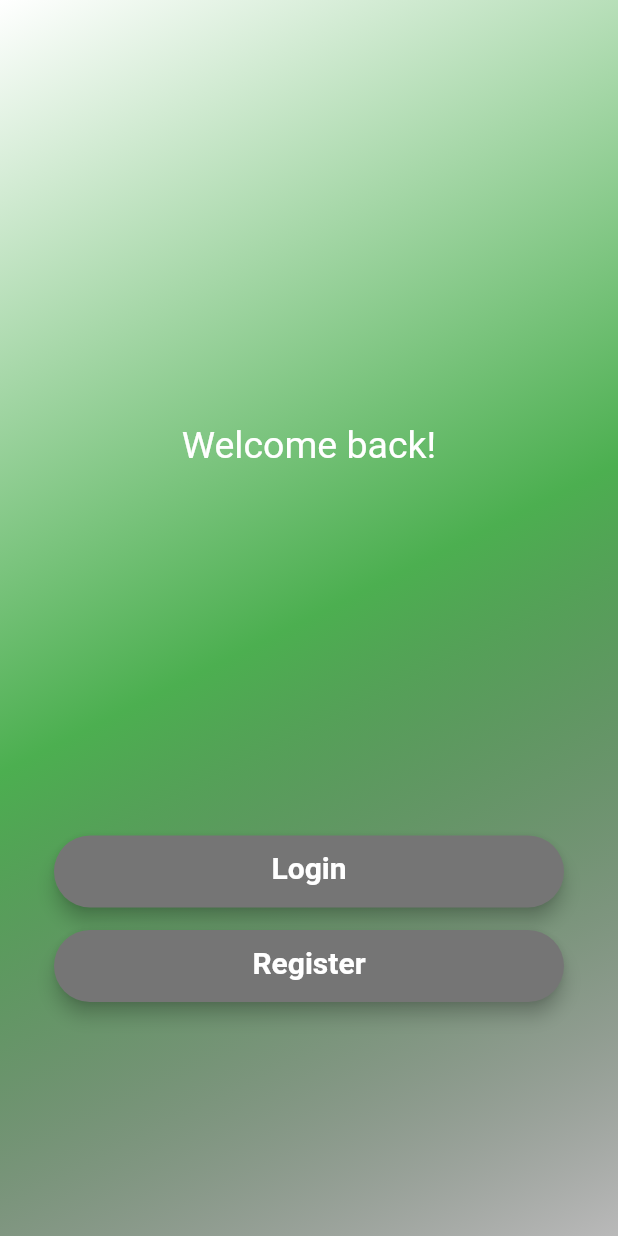
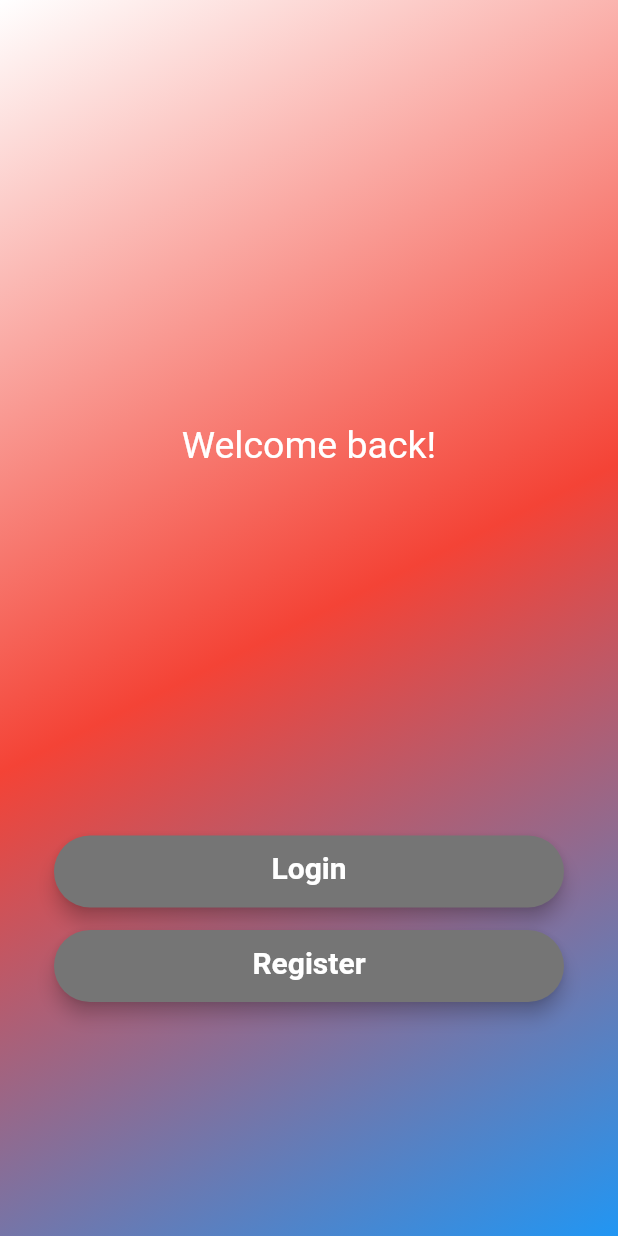
Before and after one commit to Afram94/HiLoGame_Flutter, a Flutter app: the screen it shows after launch, on a phone screen of 412 x 824 dp. Run offline on Flutter 3.47's test engine with Material 2 defaults, Android fonts, the phone set to English and light mode, and no system bars; our stand-ins replace cloud_firestore, firebase_auth, firebase_core, flutter_spinkit, shared_preferences; accounts and stored records are empty.

Commit message:
new change

```diff
--- a/lib/views/opening_screen.dart
+++ b/lib/views/opening_screen.dart
@@ -107,7 +107,7 @@ class _OpeningViewState extends State<OpeningView> {
           gradient: LinearGradient(
               begin: Alignment.topLeft,
               end: Alignment.bottomRight,
-              colors: [Colors.white,Colors.green, Colors.black26])),
+              colors: [Colors.white,Colors.red, Colors.blue])),
       //____________________________________
       padding: EdgeInsets.all(36),
       child: Column(
```
